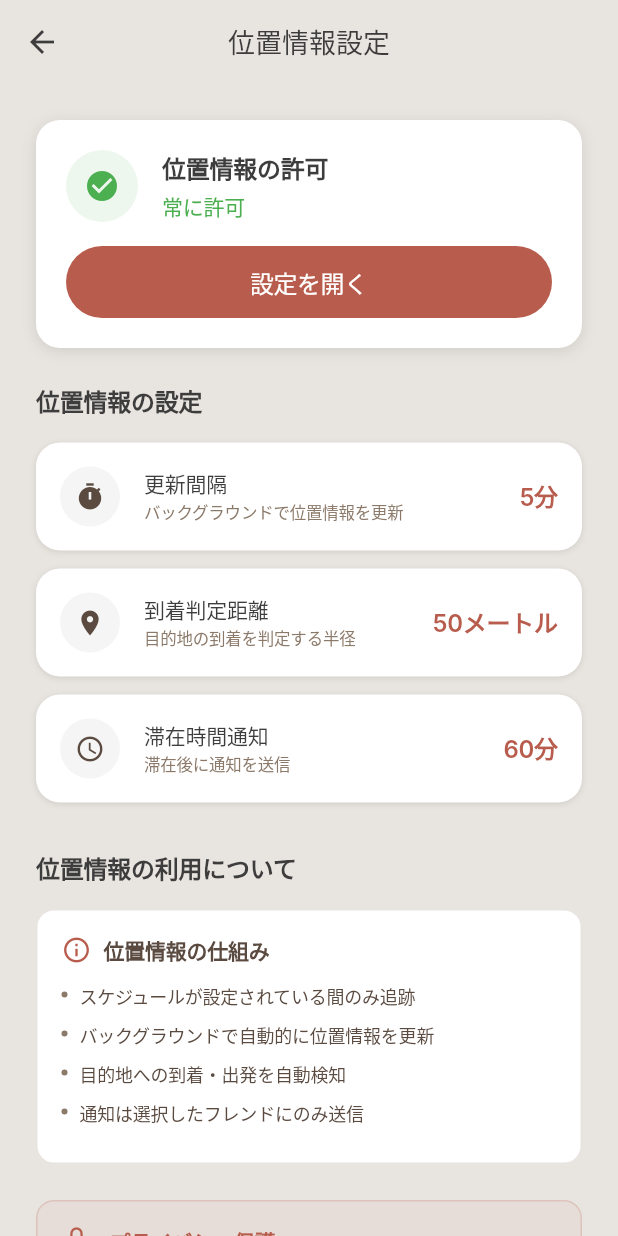
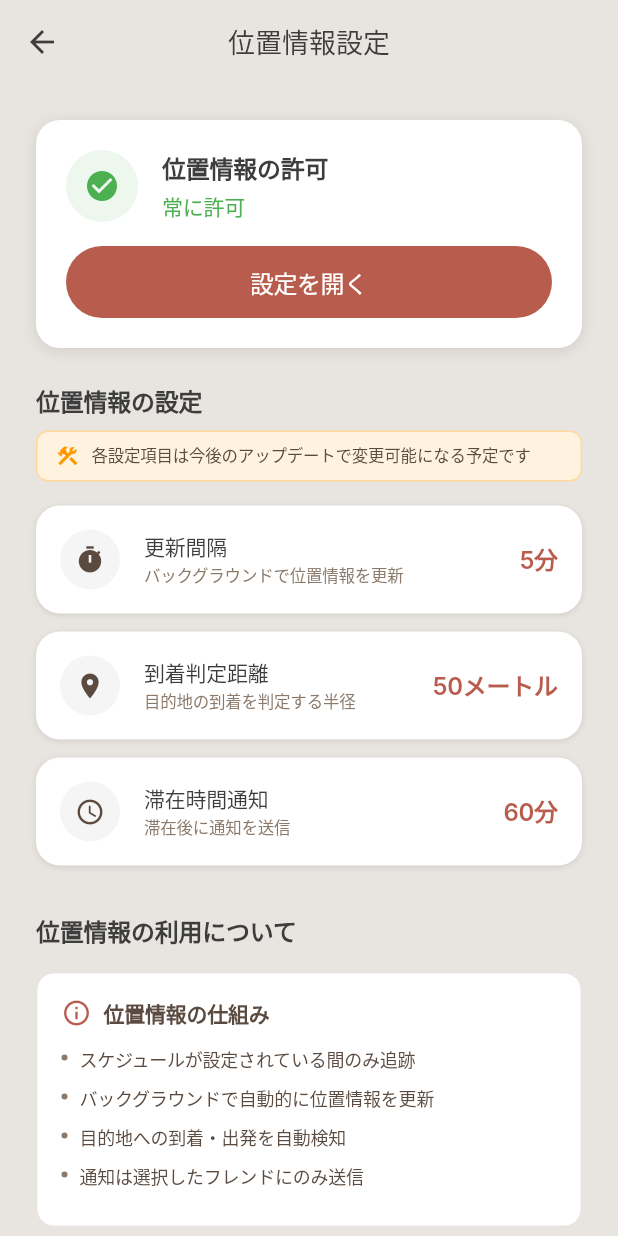
Before and after one commit to hoshido-k/imane, a Flutter app: the LocationSettingsScreen screen opened by its route, on a phone screen of 412 x 824 dp. Run offline on Flutter 3.47's test engine with Material 3 defaults, Android fonts, the phone set to English and light mode, and no system bars; our stand-ins replace connectivity_plus, firebase_auth, firebase_core, firebase_messaging, flutter_local_notifications, geolocator and 4 more; missing offline and left inert: background_location; accounts and stored records are empty; generated files the repository leaves out were written again; Roboto replaces fonts that are missing (Inter).

Commit message:
Update settings screens: add development notice and remove favorites
Location Settings Screen:
- Added development notice indicating that configuration options will be
  customizable in future updates
- Notice appears with construction icon above the settings cards

Privacy Settings Screen:
- Removed favorite locations data retention card (not applicable for MVP)
- Removed retention period badges from all data retention cards
- Simplified UI by displaying only title and description for each data type

These changes improve clarity and set proper expectations for users
regarding current functionality and future enhancements.

```diff
--- a/mobile/lib/screens/settings/location_settings_screen.dart
+++ b/mobile/lib/screens/settings/location_settings_screen.dart
@@ -120,6 +120,8 @@ class _LocationSettingsScreenState extends State<LocationSettingsScreen> {
 
                     // Settings section
                     _buildSectionTitle('位置情報の設定'),
+                    const SizedBox(height: 8),
+                    _buildDevelopmentNotice(),
                     const SizedBox(height: 16),
                     _buildInfoCard(
                       icon: Icons.timer,
@@ -462,6 +464,41 @@ class _LocationSettingsScreenState extends State<LocationSettingsScreen> {
     );
   }
 
+  Widget _buildDevelopmentNotice() {
+    return Container(
+      padding: const EdgeInsets.symmetric(horizontal: 12, vertical: 8),
+      decoration: BoxDecoration(
+        color: const Color(0xFFFFF3E0),
+        borderRadius: BorderRadius.circular(8),
+        border: Border.all(
+          color: const Color(0xFFFF9800).withOpacity(0.3),
+          width: 1,
+        ),
+      ),
+      child: Row(
+        children: [
+          const Icon(
+            Icons.construction,
+            color: Color(0xFFFF9800),
+            size: 16,
+          ),
+          const SizedBox(width: 8),
+          Expanded(
+            child: Text(
+              '各設定項目は今後のアップデートで変更可能になる予定です',
+              style: TextStyle(
+                fontFamily: 'Inter',
+                fontSize: 11,
+                fontWeight: FontWeight.w400,
+                color: AppColors.textPrimary,
+              ),
+            ),
+          ),
+        ],
+      ),
+    );
+  }
+
   Widget _buildBulletPoint(String text) {
     return Padding(
       padding: const EdgeInsets.only(bottom: 8),
```
Also changed, not shown: mobile/lib/screens/settings/privacy_settings_screen.dart (+0 -35 lines).
